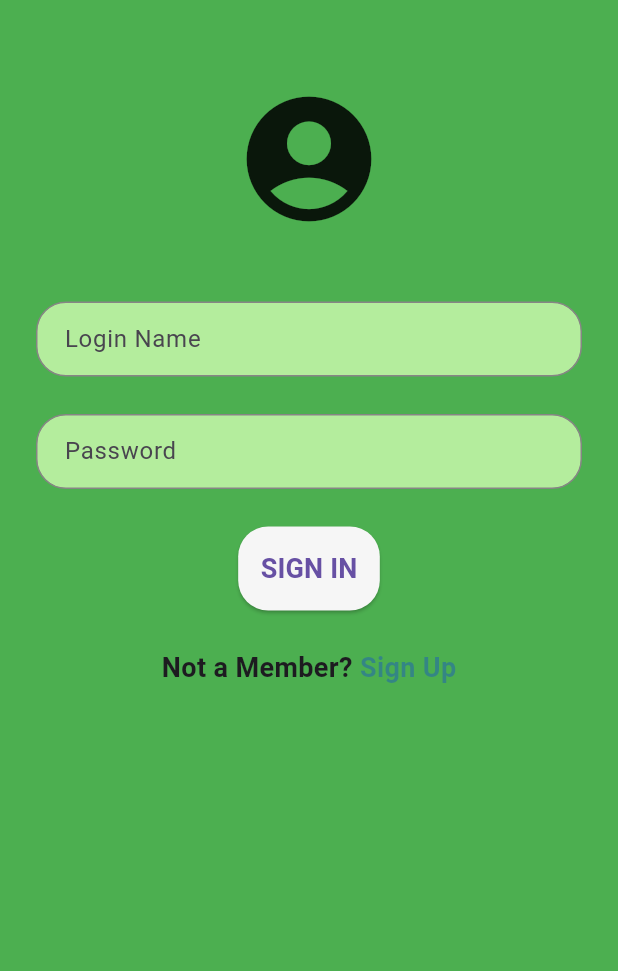
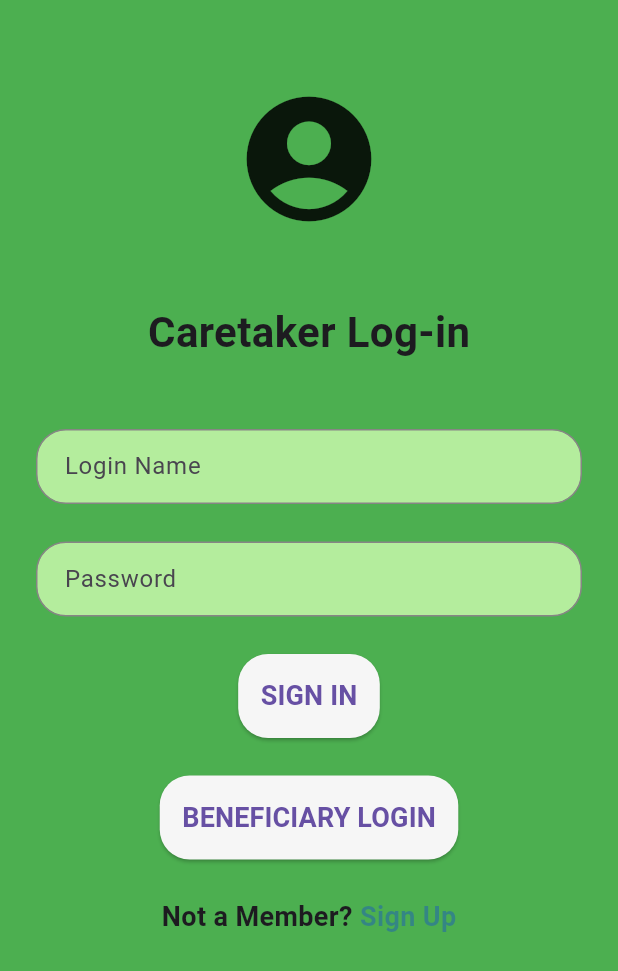
Before and after one commit to m4rg1n/CareConnect, a Flutter app: the Signin screen opened directly, on a phone screen of 412 x 824 dp. Shown: the top 971 px of the screen. Run offline on Flutter 3.47's test engine with Material 3 defaults, Android fonts, the phone set to English and light mode, and no system bars; our stand-ins replace firebase_core, slide_to_act; missing offline and left inert: add, app; accounts and stored records are empty.

Commit message:
Update main

```diff
--- a/flutter/care_connect/lib/nav/main.dart
+++ b/flutter/care_connect/lib/nav/main.dart
@@ -1,3 +1,6 @@
+// ignore_for_file: prefer_const_constructors
+
+import 'package:app/login2.dart';
 import 'package:flutter/material.dart';
 import 'home.dart';
 
@@ -34,7 +37,18 @@ class Signin extends StatelessWidget {
                 Icons.account_circle_rounded,
                 size: 100,
               ),
+
               SizedBox(
+                height: 45,
+              ),
+                              Text(
+                    'Caretaker Log-in',
+                    style: TextStyle(
+                      fontWeight: FontWeight.bold,
+                      fontSize: 28,
+                    ),
+                  ),
+                   SizedBox(
                 height: 45,
               ),
               Padding(
@@ -107,6 +121,34 @@ class Signin extends StatelessWidget {
               SizedBox(
                 height: 25,
               ),
+
+
+
+              ElevatedButton(
+                onPressed: () {
+                  Navigator.push(
+                    context,
+                    MaterialPageRoute(builder: (context) => Signin2()),
+                  );
+                },
+                style: ElevatedButton.styleFrom(
+                  padding: EdgeInsets.all(15),
+                  backgroundColor: const Color.fromARGB(255, 246, 246, 246),
+                  shape: RoundedRectangleBorder(
+                    borderRadius: BorderRadius.circular(20),
+                  ),
+                ),
+                child: Text(
+                  'BENEFICIARY LOGIN',
+                  style: TextStyle(
+                    fontWeight: FontWeight.bold,
+                    fontSize: 18,
+                  ),
+                ),
+              ),
+              SizedBox(
+                height: 25,
+              ),
               Row(
                 mainAxisAlignment: MainAxisAlignment.center,
                 children: [
```
